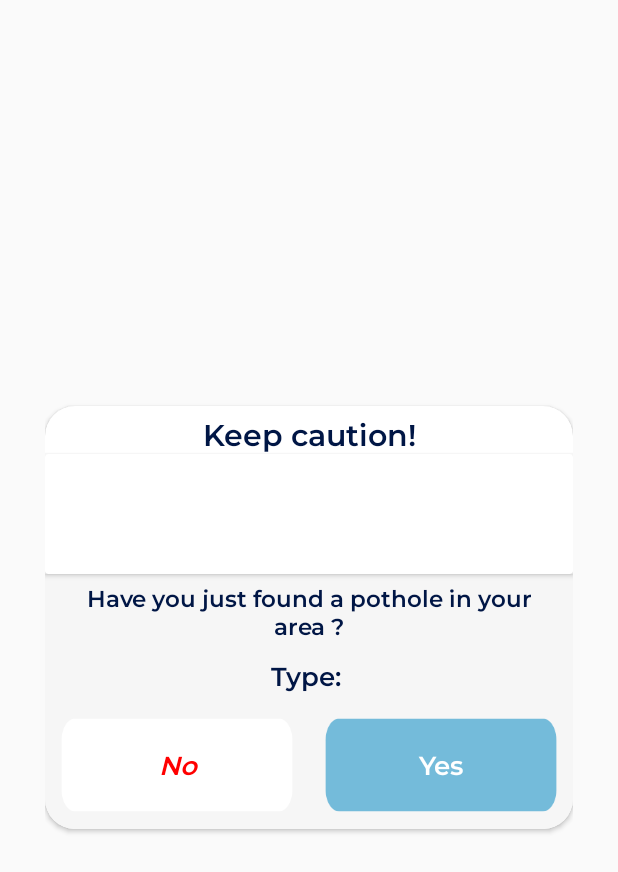
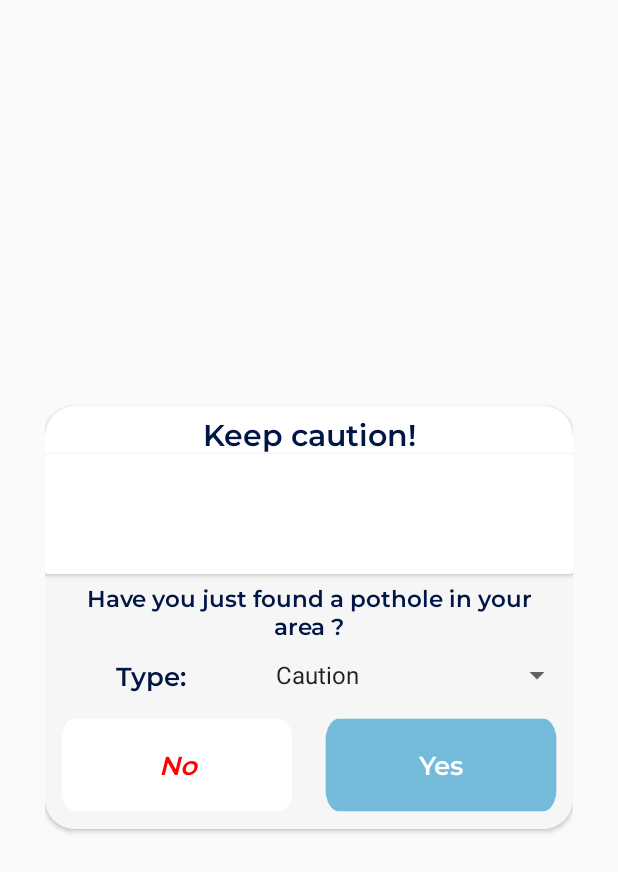
Before and after one commit to phantrananhnguyen/FinalProject_android, an Android app: the layout pothole_confirm.xml on its own in the app's theme, with its tools: preview values and no code run, on a phone screen of 412 x 824 dp. Shown: the top 872 px of the screen. Run offline under Robolectric (Android 15) with nearby library versions, the phone set to English and light mode, and no system bars.

Commit message:
change type

```diff
--- a/app/src/main/java/com/example/finalproject_android/SignIn.java
+++ b/app/src/main/java/com/example/finalproject_android/SignIn.java
@@ -100,7 +100,7 @@ public class SignIn extends AppCompatActivity {
                     String token = response.body().getToken();
                     String email = response.body().getEmail();
                     UserSession userSession = new UserSession(SignIn.this);
-                    userSession.createUserSession(email, token);
+                    userSession.createUserSession(email, token, user);
                     Intent intent = new Intent(SignIn.this, BottomNavigation.class);
                     Toast.makeText(SignIn.this, "Đăng nhập thành công", Toast.LENGTH_LONG).show();
                     startActivity(intent);
--- a/app/src/main/java/com/example/finalproject_android/SignUp.java
+++ b/app/src/main/java/com/example/finalproject_android/SignUp.java
@@ -136,7 +136,6 @@ public class SignUp extends AppCompatActivity {
             public void run() {
                 Call<VerificationStatusResponse> call = apiService.checkVerificationStatus(email);
                 call.enqueue(new Callback<VerificationStatusResponse>() {
-
                     @Override
                     public void onResponse(Call<VerificationStatusResponse> call, Response<VerificationStatusResponse> response) {
                         if (response.isSuccessful() && response.body() != null) {
@@ -184,13 +183,11 @@ public class SignUp extends AppCompatActivity {
     }
     private void checkAndDownloadMap(String email) {
         File mapFile = new File(getFilesDir(), "langdaihoc.map");
-
         if (mapFile.exists()) {
             Toast.makeText(this, "Map already exists.", Toast.LENGTH_SHORT).show();
             return;
         }
         Toast.makeText(this, "Downloading map...", Toast.LENGTH_SHORT).show();
-
         apiService.downloadMap(email).enqueue(new Callback<ResponseBody>() {
             @Override
             public void onResponse(Call<ResponseBody> call, Response<ResponseBody> response) {
@@ -205,14 +202,12 @@ public class SignUp extends AppCompatActivity {
                     Toast.makeText(SignUp.this, "Error downloading map.", Toast.LENGTH_SHORT).show();
                 }
             }
-
             @Override
             public void onFailure(Call<ResponseBody> call, Throwable t) {
                 Toast.makeText(SignUp.this, "Connection error: " + t.getMessage(), Toast.LENGTH_SHORT).show();
             }
         });
     }
-
     private boolean saveMapFile(ResponseBody responseBody) {
         try (InputStream inputStream = responseBody.byteStream();
              OutputStream outputStream = new FileOutputStream(new File(getFilesDir(), "langdaihoc.map"))) {
--- a/app/src/main/java/com/example/finalproject_android/afterlogin/SearchAdapter.java
+++ b/app/src/main/java/com/example/finalproject_android/afterlogin/SearchAdapter.java
@@ -41,7 +41,6 @@ public class SearchAdapter extends RecyclerView.Adapter<SearchAdapter.MyViewHold
 
     @Override
     public int getItemCount() {
-        Log.e("SearchAdapter", "getItemCount: " + features.size());
         return features.size();
     }
 
--- a/app/src/main/java/com/example/finalproject_android/network/ApiClient.java
+++ b/app/src/main/java/com/example/finalproject_android/network/ApiClient.java
@@ -9,7 +9,7 @@ public class ApiClient {
     public static Retrofit getClient() {
         if (retrofit == null) {
             retrofit = new Retrofit.Builder()
-                    .baseUrl("https://e2f1-2001-ee0-5681-e4e1-402b-1076-b8e7-da7e.ngrok-free.app") // Địa chỉ localhost hoặc IP của server Node.js
+                    .baseUrl("https://5957-14-169-93-235.ngrok-free.app") // Địa chỉ localhost hoặc IP của server Node.js
                    // .baseUrl("https://server-pothole-androi-app.onrender.com")
                     .addConverterFactory(GsonConverterFactory.create())
                     .build();
--- a/app/src/main/res/layout/activity_sign_in.xml
+++ b/app/src/main/res/layout/activity_sign_in.xml
@@ -160,7 +160,7 @@
                     android:background="@android:color/transparent" />
                 <TextView
                     android:layout_width="wrap_content"
-                    android:layout_height="match_parent"
+                    android:layout_height="wrap_content"
                     android:text="Remember Me"
                     android:textAppearance="@style/normal_word"
                     android:layout_marginStart="5dp"/>
--- a/app/src/main/res/layout/pothole_confirm.xml
+++ b/app/src/main/res/layout/pothole_confirm.xml
@@ -46,14 +46,28 @@
                 android:textAlignment="center"
                 android:layout_margin="5dp"
                 android:textAppearance="@style/normal_word"/>
-            <TextView
-                android:id="@+id/confirm_type"
+            <LinearLayout
                 android:layout_width="match_parent"
                 android:layout_height="wrap_content"
-                android:text="Type: "
-                android:layout_margin="5dp"
-                android:textAlignment="center"
-                android:textAppearance="@style/underline"/>
+                android:orientation="horizontal">
+                <TextView
+                    android:id="@+id/confirm_type"
+                    android:layout_width="wrap_content"
+                    android:layout_height="wrap_content"
+                    android:text="Type: "
+                    android:layout_weight="1"
+                    android:layout_margin="5dp"
+                    android:textAlignment="center"
+                    android:textAppearance="@style/underline"/>
+                <Spinner
+                    android:id="@+id/type_spin"
+                    android:layout_width="wrap_content"
+                    android:layout_height="wrap_content"
+                    android:layout_weight="1"
+                    android:layout_gravity="center_vertical"
+                    android:entries="@array/pothole_types"/>
+            </LinearLayout>
+
             <LinearLayout
                 android:layout_width="match_parent"
                 android:layout_height="wrap_content"
--- a/app/src/main/res/values/strings.xml
+++ b/app/src/main/res/values/strings.xml
@@ -4,5 +4,9 @@
     <string name="next_button_description">Next</string>
     <string name="previous_button_description">Previous</string>
     <string name="hello_blank_fragment">Hello blank fragment</string>
-
+    <string-array name="pothole_types">
+        <item>Caution</item>
+        <item>Warning</item>
+        <item>Danger</item>
+    </string-array>
 </resources>
```
Also changed, not shown: app/src/main/java/com/example/finalproject_android/afterlogin/Map.java (+150 -60 lines), app/src/main/java/com/example/finalproject_android/models/UserSession.java (+7 -1 lines).
